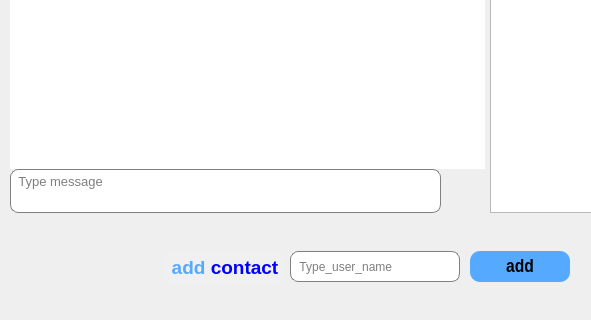
This is jamin-gram/chat.ui in raminLgh/jamin-gram as Qt 5 draws it before an edit; both pictures show x 0 to 591 and y 280 to 600 of the 700 by 600 pixel window. The edited form follows.
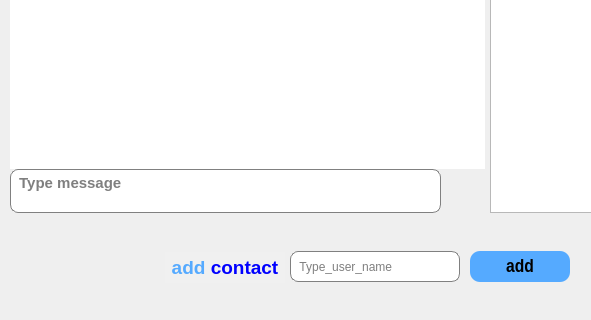
This is the edited form. Icons and pictures are not drawn.

Diff of the .ui file:
```diff
--- a/jamin-gram/chat.ui
+++ b/jamin-gram/chat.ui
@@ -130,7 +130,9 @@
     <property name="font">
      <font>
       <family>Arial</family>
-      <pointsize>10</pointsize>
+      <pointsize>11</pointsize>
+      <weight>75</weight>
+      <bold>true</bold>
      </font>
     </property>
     <property name="styleSheet">
```
Left out of the diff: 11 changed lines with no effect on the pictures.
